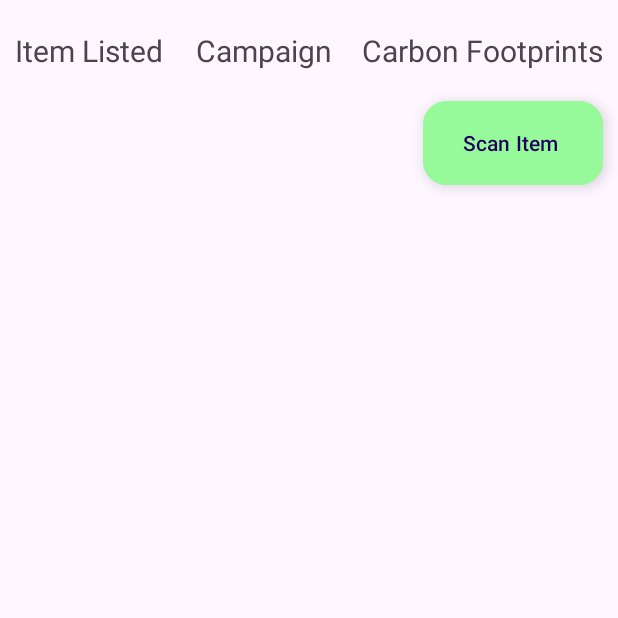
After one commit to CodeXstalker/ClimateAction_Hack4Bengal, an Android app: the campaign_acticity screen opened directly, with no data from a screen before it, on a phone screen of 412 x 824 dp, the top half of it. The commit adds this screen. Run offline under Robolectric (Android 15) with nearby library versions, the phone set to English and light mode, and no system bars.

Commit message:
patch 1.5

```diff
--- a/app/src/main/AndroidManifest.xml
+++ b/app/src/main/AndroidManifest.xml
@@ -12,6 +12,9 @@
         android:supportsRtl="true"
         android:theme="@style/Theme.ClimateAction"
         tools:targetApi="31">
+        <activity
+            android:name=".campaign_acticity"
+            android:exported="false" />
         <activity
             android:name=".LogInActivity"
             android:exported="false" />
--- /dev/null
+++ b/app/src/main/java/com/example/climateaction/campaign_acticity.java
@@ -0,0 +1,14 @@
+package com.example.climateaction;
+
+import androidx.appcompat.app.AppCompatActivity;
+
+import android.os.Bundle;
+
+public class campaign_acticity extends AppCompatActivity {
+
+    @Override
+    protected void onCreate(Bundle savedInstanceState) {
+        super.onCreate(savedInstanceState);
+        setContentView(R.layout.activity_campaign_acticity);
+    }
+}
--- /dev/null
+++ b/app/src/main/res/layout/activity_campaign_acticity.xml
@@ -0,0 +1,68 @@
+<?xml version="1.0" encoding="utf-8"?>
+<LinearLayout xmlns:android="http://schemas.android.com/apk/res/android"
+    xmlns:app="http://schemas.android.com/apk/res-auto"
+    xmlns:tools="http://schemas.android.com/tools"
+    android:layout_width="match_parent"
+    android:layout_height="match_parent"
+    android:orientation="vertical"
+    tools:context=".MainActivity">
+
+    <LinearLayout
+        android:layout_width="match_parent"
+        android:layout_height="wrap_content"
+        android:layout_marginTop="20sp"
+        android:orientation="horizontal"
+        android:weightSum="3">
+
+        <TextView
+            android:id="@+id/Item_list"
+            android:layout_width="wrap_content"
+            android:layout_height="match_parent"
+            android:layout_weight="1"
+            android:layout_marginRight="2sp"
+            android:text="@string/Item_list"
+            android:textAlignment="center"
+            android:textSize="20sp" />
+
+        <TextView
+            android:id="@+id/campaign"
+            android:layout_width="wrap_content"
+            android:layout_height="match_parent"
+            android:layout_weight="1"
+            android:text="@string/Campaign"
+            android:textAlignment="center"
+            android:textSize="20sp" />
+
+        <TextView
+            android:id="@+id/carbon_footprint"
+            android:layout_width="wrap_content"
+            android:layout_height="match_parent"
+            android:layout_weight="1"
+            android:text="@string/Carbon_footprint"
+            android:textAlignment="center"
+            android:textSize="20sp" />
+
+
+
+    </LinearLayout>
+
+    <androidx.recyclerview.widget.RecyclerView
+        android:layout_width="match_parent"
+        android:layout_height="wrap_content"
+        android:layout_marginTop="20sp"
+        android:id="@+id/re_item">
+
+    </androidx.recyclerview.widget.RecyclerView>
+
+    <com.google.android.material.floatingactionbutton.ExtendedFloatingActionButton
+        android:id="@+id/ScanItems"
+        android:layout_width="wrap_content"
+        android:layout_height="wrap_content"
+        android:backgroundTint="#96FA9A"
+        android:text="Scan Item"
+        android:layout_marginRight="10sp"
+        android:layout_gravity="bottom|end"
+        />
+
+
+</LinearLayout>
--- /dev/null
+++ b/app/src/main/res/layout/campaign_card.xml
@@ -0,0 +1,13 @@
+<?xml version="1.0" encoding="utf-8"?>
+<LinearLayout
+    xmlns:android="http://schemas.android.com/apk/res/android"
+    android:layout_width="match_parent"
+    android:layout_height="wrap_content"
+    android:layout_margin="10sp"
+    android:padding="10sp">
+
+
+
+
+
+</LinearLayout>
```
Also changed, not shown: app/src/main/res/layout/item_list_card.xml (line endings or trailing spaces).
